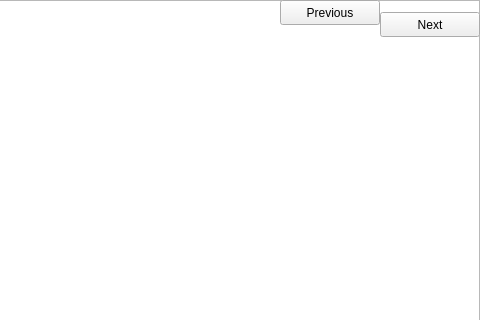
This is mainwindow.ui in seojungood/Icecream-make-tutorial as Qt 5 draws it before an edit; both pictures show x 320 to 800 and y 0 to 320 of the 800 by 621 pixel window. The edited form follows.
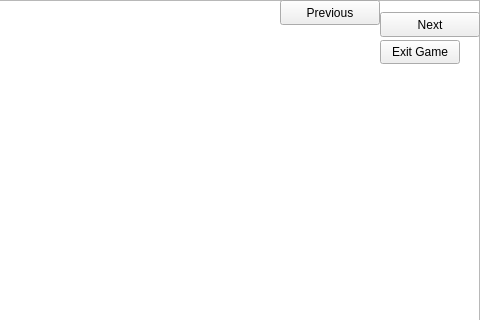
This is the edited form. The open tabs and pages were chosen to show the change. Custom widgets are drawn as their Qt base class.

Commit message: Removed scroll bars from end screen and added "Exit Game" button.

```diff
--- a/mainwindow.ui
+++ b/mainwindow.ui
@@ -454,6 +454,25 @@
         <width>800</width>
         <height>600</height>
        </rect>
+      </property>
+      <property name="verticalScrollBarPolicy">
+       <enum>Qt::ScrollBarAlwaysOff</enum>
+      </property>
+      <property name="horizontalScrollBarPolicy">
+       <enum>Qt::ScrollBarAlwaysOff</enum>
+      </property>
+     </widget>
+     <widget class="QPushButton" name="pushButton">
+      <property name="geometry">
+       <rect>
+        <x>700</x>
+        <y>40</y>
+        <width>80</width>
+        <height>24</height>
+       </rect>
+      </property>
+      <property name="text">
+       <string>Exit Game</string>
       </property>
      </widget>
     </widget>
```
Left out of the diff: 2 changed lines with no effect on the pictures. The commit also changes 2 other files.
